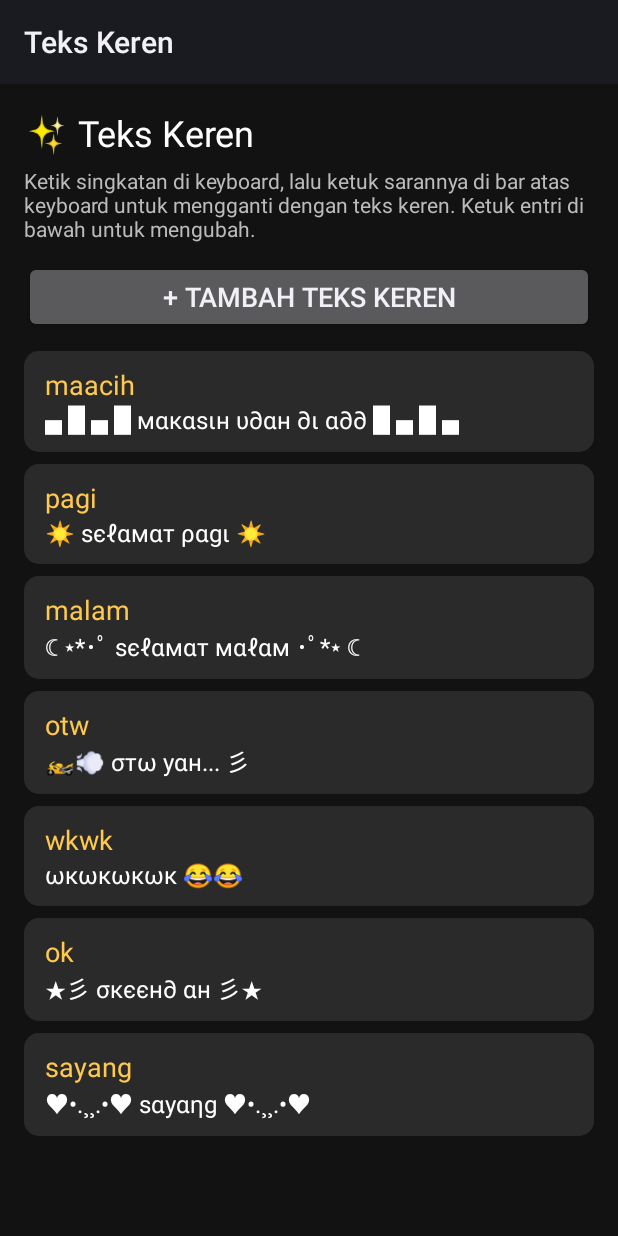
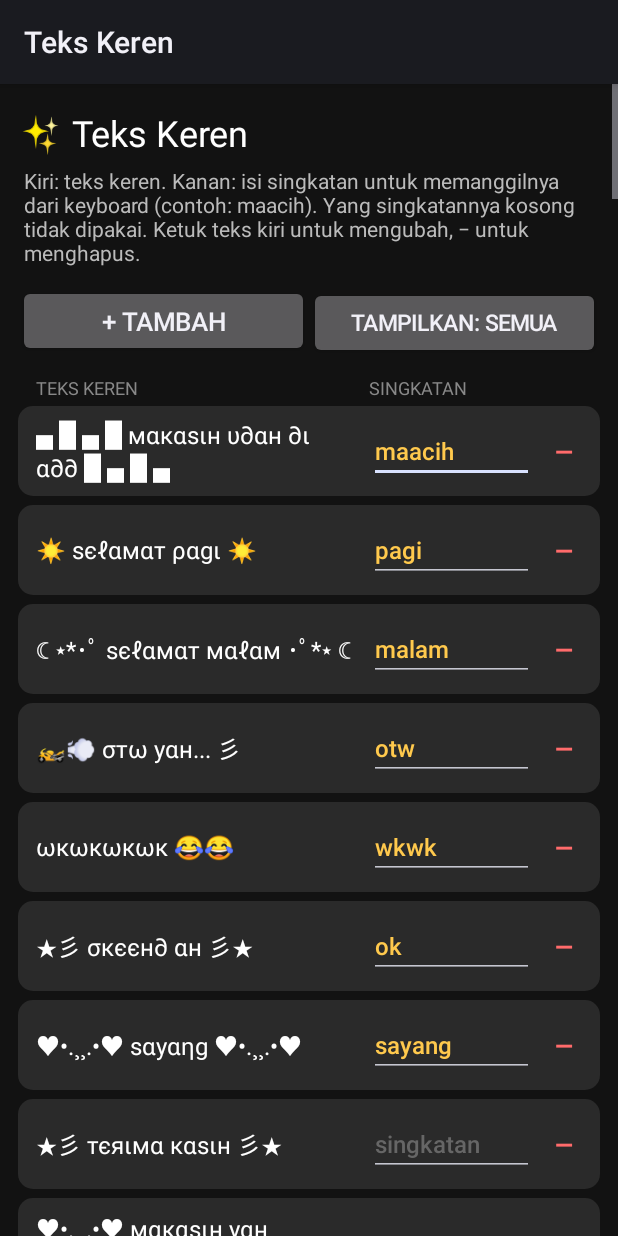
Before and after one commit to brot1994/BigKeyboard, an Android app: the screen it shows after launch (TextKerenActivity), after a tap on "✨ ATUR TEKS KEREN", on a phone screen of 412 x 824 dp. Run offline under Robolectric (Android 15) with nearby library versions, the phone set to English and light mode, and no system bars.

Commit message:
Teks Keren: 112 BBM-style templates, two-column table (text | shortcut) with + and − buttons
Co-Authored-By: Claude Opus 5.5 <noreply@anthropic.com>
Claude-Session: https://claude.ai/code/session_01CSYYccvsmZH6QnAhh43VQL

```diff
--- a/app/src/main/java/id/bram/bigkeyboard/BigKeyboardIME.kt
+++ b/app/src/main/java/id/bram/bigkeyboard/BigKeyboardIME.kt
@@ -235,7 +235,7 @@ class BigKeyboardIME : InputMethodService(), KeyboardView.OnKeyboardActionListen
         if (key.length < 2) return
 
         val matches = teksKeren
-            .filter { it.singkatan.startsWith(key) }
+            .filter { it.singkatan.isNotEmpty() && it.singkatan.startsWith(key) }
             .sortedWith(compareBy({ it.singkatan != key }, { it.singkatan.length }))
             .take(8)
         matches.forEach { item ->
--- /dev/null
+++ b/app/src/main/java/id/bram/bigkeyboard/TemplateKeren.kt
@@ -0,0 +1,142 @@
+package id.bram.bigkeyboard
+
+/**
+ * Kumpulan template "text keren" gaya zaman BBM.
+ * Masuk ke daftar Teks Keren tanpa singkatan; pengguna tinggal isi singkatan
+ * untuk yang disukai, dan hapus yang tidak disukai.
+ */
+object TemplateKeren {
+    val semua = listOf(
+        // --- Terima kasih ---
+        "▄ █ ▄ █ мαкαѕιн υ∂αн ∂ι α∂∂ █ ▄ █ ▄",
+        "★彡 тєяιмα кαѕιн 彡★",
+        "♥•.¸¸.•♥ мαкαѕιн уαн ♥•.¸¸.•♥",
+        "ᴍᴀᴋᴀsɪʜ ʙᴀɴʏᴀᴋ ʏᴀ 🙏✨",
+        "꧁ 𝓜𝓪𝓴𝓪𝓼𝓲𝓱 𝓑𝓪𝓷𝔂𝓪𝓴 ꧂",
+        "(っ◔◡◔)っ ♥ мααcιн ♥",
+        "✿ 𝕋𝕖𝕣𝕚𝕞𝕒 𝕂𝕒𝕤𝕚𝕙 ✿",
+        "ⓜⓐⓚⓐⓢⓘⓗ ⓑⓐⓝⓨⓐⓚ ♡",
+        "M4k451H y4h ^^,",
+        "»-(¯`·.·´¯)-> тнαηкѕ уα <-(¯`·.·´¯)-«",
+
+        // --- Salam & sapaan ---
+        "☀️ ѕєℓαмαт ραgι ☀️",
+        "☀ 𝓢𝓮𝓵𝓪𝓶𝓪𝓽 𝓟𝓪𝓰𝓲 ☀ ѕємαηgαт уα ♡",
+        "☕ ραgι... ηgσρι ∂υℓυ уυк ☕",
+        "🌤 ѕєℓαмαт ѕιαηg ѕємυα 🌤",
+        "🌇 ѕєℓαмαт ѕσяє ✨",
+        "☾ ⋆*･ﾟ ѕєℓαмαт мαℓαм ･ﾟ*⋆ ☾",
+        "🌙✨ ηιgнт ηιgнт... мιмρι ιη∂αн уα ✨🌙",
+        "꧁ 𝓖𝓸𝓸𝓭 𝓜𝓸𝓻𝓷𝓲𝓷𝓰 ꧂",
+        "꧁ 𝓖𝓸𝓸𝓭 𝓝𝓲𝓰𝓱𝓽 ꧂ 💤",
+        "нαℓσσ ѕємυααα ✋😁",
+        "Hy, aQuwH b4rU d1 4dD nIeh ^^",
+        "Pιηg!!! 📳",
+        "•°¯`•• Assalamu'alaikum ••´¯°•",
+        "☪ 𝓦𝓪'𝓪𝓵𝓪𝓲𝓴𝓾𝓶𝓼𝓼𝓪𝓵𝓪𝓶 ☪",
+        "🙏 мαтυℓ ѕυвαяαн... 🙏",
+
+        // --- Maaf ---
+        "(╥﹏╥) мααƒ уα... (╥﹏╥)",
+        "🙏 ᴍᴀᴀꜰ ʟᴀʜɪʀ ʙᴀᴛɪɴ 🙏",
+        "мααƒ вαяυ вαℓєѕ 🙏 тα∂ι ℓαgι ѕιвυк",
+        "M444f y4h, g4 m4KsUd ._.",
+        "꧁ 𝓜𝓪𝓪𝓯 𝓨𝓪 ꧂ 🙏",
+
+        // --- Ucapan ---
+        "🎂🎉 ʜᴀᴘᴘʏ ʙɪʀᴛʜᴅᴀʏ 🎉🎂",
+        "★彡 нв∂ уα! ωιѕн уσυ αℓℓ тнє вєѕт 彡★",
+        "🎁 ѕєℓαмαт υℓαηg тαнυη, ѕємσgα ѕєнαт ѕєℓαℓυ 🎁",
+        "꧁ 𝓗𝓪𝓹𝓹𝔂 𝓑𝓲𝓻𝓽𝓱𝓭𝓪𝔂 ꧂ 🎈",
+        "🌙✨ ѕєℓαмαт нαяι яαуα ι∂υℓ ƒιтяι, мσнση мααƒ ℓαнιя вαтιη ✨🌙",
+        "🕌 ѕєℓαмαт мєηυηαιкαη ιвα∂αн ρυαѕα 🕌",
+        "🎆 нαρρу ηєω уєαя 🎆",
+        "💐 ѕєℓαмαт уα, ιкυт ѕєηαηg 💐",
+        "🎓 ѕєℓαмαт αтαѕ кєℓυℓυѕαηηуα! 🎓",
+        "🤲 ѕємσgα ℓєкαѕ ѕємвυн уα 🤲",
+        "🤲 тυяυт вєя∂υкα ∂αи ѕємσgα ∂ιтαвαнкαη 🤲",
+        "👍 ѕємαηgαт уα!!! 💪🔥",
+
+        // --- OK / jawaban singkat ---
+        "★彡 σкєєн∂ αн 彡★",
+        "σкє ѕιαρ 👌",
+        "Siyaaap 86!! 👮",
+        "⚡ 𝐒𝐈𝐀𝐏 𝐋𝐀𝐊𝐒𝐀𝐍𝐀𝐊𝐀𝐍 ⚡",
+        "y0'i br0... 😎",
+        "αмαη тєякєη∂αℓι 👍",
+        "gα ραяαн 😏",
+        "мєℓυηcυя ✈️",
+        "🏍💨 σтω уαн... 彡",
+        "🚗💨 вєвєнтαя ℓαgι ∂ι jαℓαη",
+        "⏳ вєηтαя уα... ⏳",
+        "📵 ѕєвєηтαя, ℓαgι ѕιвυк",
+        "ᴏᴋᴇ ɴᴀɴᴛɪ ᴋᴀʙᴀʀɪɴ ʏᴀ 📲",
+
+        // --- Ketawa & ekspresi ---
+        "ωкωкωкωк 😂😂",
+        "ʜᴀʜᴀʜᴀʜᴀ 🤣🤣🤣",
+        "Wkwkwkwk... n9aKak ^0^",
+        "ƪ(˘⌣˘)ʃ asyiiik",
+        "\\(^o^)/ yeeeyyy",
+        "(◕‿◕) ѕєηуυм ∂σηg",
+        "(¬_¬) нмммм...",
+        "(°ロ°) ѕєяιυѕ??!",
+        "( ˘︹˘ ) вєтє...",
+        "(ノ°Д°)ノ︵ ┻━┻",
+        "┬─┬ ノ( ゜-゜ノ) ѕαвαя...",
+        "¯\\_(ツ)_/¯ gα тαυ",
+        "(｡•́︿•̀｡) ѕє∂ιн",
+        "😴💤 zzz... ηgαηтυк",
+        "o(≧▽≦)o сαкєρ!",
+        "(☞ﾟヮﾟ)☞ ѕιαρα тυн ☜(ﾟヮﾟ☜)",
+
+        // --- Galau & PM BBM ---
+        "...ℓg ηgяαѕα ѕη∂ιяι ∂ιтєηgαн кєяαмαιαη...",
+        "ʚ ѕєℓαℓυ α∂α нιкмαн ∂ιвαℓιк ѕємυα ɞ",
+        "»» вαнαgια ιтυ ѕє∂єянαηα ««",
+        "•°¯`•• вιαя нαтι уαηg вєякαтα ••´¯°•",
+        "~ ѕαвαя ιтυ ιℓмυ ~",
+        "★ ℓιƒє ιѕ ηєνєя ƒℓαт ★",
+        "▂ ▃ ▅ ▆ █ ησ ραιη ησ gαιη █ ▆ ▅ ▃ ▂",
+        "ᴅᴏɴ'ᴛ ᴊᴜᴅɢᴇ ᴍᴇ ✌",
+        "Ga AdA yG aBaDi ... ~",
+        "✌ ρєαcє, ℓσνє & υηιту ✌",
+        "👑 кιηg σƒ тнє яσα∂ 👑",
+        "꧁༒☬ 𝓑𝓻𝓪𝓶 ☬༒꧂",
+
+        // --- Cinta ---
+        "♥•.¸¸.•♥ ѕαуαηg ♥•.¸¸.•♥",
+        "ℓσνє уσυ ѕσ мυcн 💕",
+        "❤️ ι мιѕѕ уσυ ❤️",
+        "💌 кαηgєη ∂єєн...",
+        "♡ ᴍʏ ʟᴏᴠᴇ ♡",
+        "ℓσνє υ ᴛᴏ ᴛʜᴇ ᴍᴏᴏɴ & ʙᴀᴄᴋ 🌙",
+        "(っ˘з(˘⌣˘ ) 💕",
+        "♥ ♡ ♥ ♡ ♥ ♡ ♥",
+
+        // --- Kerja & keluarga ---
+        "📢 ιηƒσ ρєηтιηg уα gαηѕ!",
+        "⚠ 𝐒𝐀𝐅𝐄𝐓𝐘 𝐅𝐈𝐑𝐒𝐓 ⚠",
+        "👷 ѕαƒєту ƒιяѕт, кєяjα ηуαмαη ρυℓαηg ѕєℓαмαт 👷",
+        "✅ ѕυ∂αн ∂ιтєяιмα, тєяιмα кαѕιн 🙏",
+        "📌 ησтє: мσнση ∂ιcєк уα",
+        "🙏 мσнση ∂σα ∂αη ∂υкυηgαηηуα",
+        "🏠 ѕυ∂αн ѕαмραι яυмαн ✔",
+        "🍽 уυк мαкαη ∂υℓυ 🍽",
+        "☕ ηgσρι ∂υℓυ вιαя ηgαк ραηιк ☕",
+
+        // --- Pembatas & hiasan ---
+        "▄ █ ▄ █ ▄ █ ▄ █ ▄ █ ▄",
+        "▂ ▃ ▅ ▆ █ █ ▆ ▅ ▃ ▂",
+        "•°¯`••.¸¸.•°¯`••.¸¸.•°¯`••",
+        "★·.·´¯`·.·★ ★·.·´¯`·.·★",
+        "≈≈≈≈≈≈≈≈≈≈≈≈≈≈≈≈",
+        "✿ ❀ ✿ ❀ ✿ ❀ ✿ ❀ ✿",
+        "─── ⋆⋅☆⋅⋆ ───",
+        "꧁────── ✦ ──────꧂",
+        "▬▬▬▬▬▬▬▬▬▬▬▬",
+        "♪♫•*¨*•.¸¸♪♫•*¨*•.¸¸♪",
+        "◥◣◥◣◥◣◥◣◥◣◥◣",
+        "☆*:.｡.o(≧▽≦)o.｡.:*☆"
+    )
+}
--- a/app/src/main/java/id/bram/bigkeyboard/TextKeren.kt
+++ b/app/src/main/java/id/bram/bigkeyboard/TextKeren.kt
@@ -25,10 +25,23 @@ object TextKerenStore {
         TeksKeren("sayang", "♥•.¸¸.•♥ ѕαуαηg ♥•.¸¸.•♥")
     )
 
+    private const val KEY_TEMPLATE_VER = "template_ver"
+    private const val TEMPLATE_VER = 1
+
+    /** Tambahkan template yang belum ada (dibandingkan dari teksnya), tanpa singkatan. */
+    fun tambahTemplate(list: MutableList<TeksKeren>): Int {
+        val ada = list.map { it.teks }.toHashSet()
+        var n = 0
+        TemplateKeren.semua.forEach {
+            if (ada.add(it)) { list.add(TeksKeren("", it)); n++ }
+        }
+        return n
+    }
+
     fun load(context: Context): MutableList<TeksKeren> {
         val prefs = context.getSharedPreferences(PREFS, Context.MODE_PRIVATE)
-        val raw = prefs.getString(KEY, null) ?: return defaults.toMutableList()
-        return try {
+        val raw = prefs.getString(KEY, null)
+        val list = if (raw == null) defaults.toMutableList() else try {
             val arr = JSONArray(raw)
             MutableList(arr.length()) { i ->
                 val o = arr.getJSONObject(i)
@@ -37,6 +50,13 @@ object TextKerenStore {
         } catch (e: Exception) {
             defaults.toMutableList()
         }
+        // Sekali saja: masukkan kumpulan template (juga untuk yang sudah pernah menyimpan).
+        if (prefs.getInt(KEY_TEMPLATE_VER, 0) < TEMPLATE_VER) {
+            tambahTemplate(list)
+            save(context, list)
+            prefs.edit().putInt(KEY_TEMPLATE_VER, TEMPLATE_VER).apply()
+        }
+        return list
     }
 
     fun save(context: Context, list: List<TeksKeren>) {
--- a/app/src/main/java/id/bram/bigkeyboard/TextKerenActivity.kt
+++ b/app/src/main/java/id/bram/bigkeyboard/TextKerenActivity.kt
@@ -26,13 +26,15 @@ class TextKerenActivity : Activity() {
 
     private fun dp(v: Int) = (v * resources.displayMetrics.density).toInt()
 
+    private var aktifSaja = false
+
     override fun onCreate(savedInstanceState: Bundle?) {
         super.onCreate(savedInstanceState)
         entries = TextKerenStore.load(this)
 
         val root = LinearLayout(this).apply {
             orientation = LinearLayout.VERTICAL
-            setPadding(dp(16), dp(16), dp(16), dp(16))
+            setPadding(dp(12), dp(16), dp(12), dp(16))
             setBackgroundColor(0xFF121212.toInt())
         }
 
@@ -42,23 +44,56 @@ class TextKerenActivity : Activity() {
             setTextColor(Color.WHITE)
         })
         root.addView(TextView(this).apply {
-            text = "Ketik singkatan di keyboard, lalu ketuk sarannya di bar atas keyboard " +
-                "untuk mengganti dengan teks keren. Ketuk entri di bawah untuk mengubah."
+            text = "Kiri: teks keren. Kanan: isi singkatan untuk memanggilnya dari keyboard " +
+                "(contoh: maacih). Yang singkatannya kosong tidak dipakai. " +
+                "Ketuk teks kiri untuk mengubah, − untuk menghapus."
             textSize = 14f
             setTextColor(0xFFBBBBBB.toInt())
-            setPadding(0, dp(6), 0, dp(12))
-        })
-        root.addView(Button(this).apply {
-            text = "+ Tambah Teks Keren"
-            textSize = 18f
-            setOnClickListener { showEditor(-1) }
+            setPadding(dp(4), dp(6), dp(4), dp(12))
         })
 
-        listContainer = LinearLayout(this).apply {
-            orientation = LinearLayout.VERTICAL
-            setPadding(0, dp(12), 0, 0)
+        val tombolAtas = LinearLayout(this).apply { orientation = LinearLayout.HORIZONTAL }
+        tombolAtas.addView(Button(this).apply {
+            text = "+ Tambah"
+            textSize = 17f
+            setOnClickListener { showEditor(-1) }
+        }, LinearLayout.LayoutParams(0, ViewGroup.LayoutParams.WRAP_CONTENT, 1f))
+        tombolAtas.addView(Button(this).apply {
+            fun label() { text = if (aktifSaja) "Tampilkan: aktif" else "Tampilkan: semua" }
+            label()
+            textSize = 15f
+            setOnClickListener { aktifSaja = !aktifSaja; label(); renderList() }
+        }, LinearLayout.LayoutParams(0, ViewGroup.LayoutParams.WRAP_CONTENT, 1f))
+        root.addView(tombolAtas)
+
+        // Judul kolom
+        val judul = LinearLayout(this).apply {
+            orientation = LinearLayout.HORIZONTAL
+            setPadding(dp(12), dp(12), dp(4), dp(4))
         }
+        judul.addView(TextView(this).apply {
+            text = "TEKS KEREN"; textSize = 12f; setTextColor(0xFF888888.toInt())
+        }, LinearLayout.LayoutParams(0, ViewGroup.LayoutParams.WRAP_CONTENT, 1f))
+        judul.addView(TextView(this).apply {
+            text = "SINGKATAN"; textSize = 12f; setTextColor(0xFF888888.toInt())
+        }, LinearLayout.LayoutParams(dp(150), ViewGroup.LayoutParams.WRAP_CONTENT))
+        root.addView(judul)
+
+        listContainer = LinearLayout(this).apply { orientation = LinearLayout.VERTICAL }
         root.addView(listContainer)
+
+        root.addView(Button(this).apply {
+            text = "Pulihkan template bawaan yang terhapus"
+            textSize = 14f
+            setOnClickListener {
+                val n = TextKerenStore.tambahTemplate(entries)
+                TextKerenStore.save(this@TextKerenActivity, entries)
+                renderList()
+                toast(if (n == 0) "Semua template masih ada" else "$n template dipulihkan")
+            }
+        }, LinearLayout.LayoutParams(
+            ViewGroup.LayoutParams.MATCH_PARENT, ViewGroup.LayoutParams.WRAP_CONTENT
+        ).apply { topMargin = dp(16) })
 
         val scroll = ScrollView(this).apply { setBackgroundColor(0xFF121212.toInt()) }
         scroll.addView(root)
@@ -68,36 +103,82 @@ class TextKerenActivity : Activity() {
 
     private fun renderList() {
         listContainer.removeAllViews()
-        if (entries.isEmpty()) {
+        val tampil = entries.withIndex().filter { !aktifSaja || it.value.singkatan.isNotEmpty() }
+        if (tampil.isEmpty()) {
             listContainer.addView(TextView(this).apply {
-                text = "Belum ada teks keren."
+                text = if (aktifSaja) "Belum ada yang diberi singkatan." else "Belum ada teks keren."
                 setTextColor(0xFF888888.toInt())
+                setPadding(dp(12), dp(12), 0, 0)
             })
         }
-        entries.forEachIndexed { i, e ->
-            val card = LinearLayout(this).apply {
-                orientation = LinearLayout.VERTICAL
-                setPadding(dp(14), dp(10), dp(14), dp(10))
+        tampil.forEach { (i, e) ->
+            val row = LinearLayout(this).apply {
+                orientation = LinearLayout.HORIZONTAL
+                gravity = android.view.Gravity.CENTER_VERTICAL
+                setPadding(dp(12), dp(8), dp(4), dp(8))
                 background = GradientDrawable().apply {
                     cornerRadius = dp(10).toFloat()
                     setColor(0xFF2A2A2A.toInt())
                 }
                 layoutParams = LinearLayout.LayoutParams(
                     ViewGroup.LayoutParams.MATCH_PARENT, ViewGroup.LayoutParams.WRAP_CONTENT
-                ).apply { bottomMargin = dp(8) }
-                setOnClickListener { showEditor(i) }
+                ).apply { bottomMargin = dp(6) }
             }
-            card.addView(TextView(this).apply {
-                text = e.singkatan
-                textSize = 18f
-                setTextColor(0xFFFFC94D.toInt())
-            })
-            card.addView(TextView(this).apply {
+
+            // Kiri: teks keren (ketuk untuk ubah)
+            row.addView(TextView(this).apply {
                 text = e.teks
                 textSize = 16f
                 setTextColor(Color.WHITE)
+                setPadding(0, 0, dp(8), 0)
+                setOnClickListener { showEditor(i) }
+            }, LinearLayout.LayoutParams(0, ViewGroup.LayoutParams.WRAP_CONTENT, 1f))
+
+            // Kanan: singkatan (langsung tersimpan saat diketik)
+            val input = EditText(this).apply {
+                setText(e.singkatan)
+                hint = "singkatan"
+                setSingleLine()
+                textSize = 16f
+                setTextColor(0xFFFFC94D.toInt())
+                setHintTextColor(0xFF666666.toInt())
+                inputType = android.text.InputType.TYPE_CLASS_TEXT or
+                    android.text.InputType.TYPE_TEXT_FLAG_NO_SUGGESTIONS
+            }
+            input.addTextChangedListener(object : TextWatcher {
+                override fun beforeTextChanged(s: CharSequence?, a: Int, b: Int, c: Int) {}
+                override fun onTextChanged(s: CharSequence?, a: Int, b: Int, c: Int) {}
+                override fun afterTextChanged(s: Editable?) {
+                    val k = s.toString().trim().lowercase()
+                    when {
+                        k.contains(' ') -> input.error = "Tanpa spasi"
+                        k.isNotEmpty() && entries.withIndex()
+                            .any { it.index != i && it.value.singkatan == k } ->
+                            input.error = "Sudah dipakai"
+                        else -> {
+                            input.error = null
+                            entries[i] = entries[i].copy(singkatan = k)
+                            TextKerenStore.save(this@TextKerenActivity, entries)
+                        }
+                    }
+                }
             })
-            listContainer.addView(card)
+            row.addView(input, LinearLayout.LayoutParams(dp(110), ViewGroup.LayoutParams.WRAP_CONTENT))
+
+            // Tombol hapus
+            row.addView(TextView(this).apply {
+                text = "−"
+                textSize = 26f
+                setTextColor(0xFFFF6B6B.toInt())
+                gravity = android.view.Gravity.CENTER
+                setOnClickListener {
+                    entries.removeAt(i)
+                    TextKerenStore.save(this@TextKerenActivity, entries)
+                    renderList()
+                }
+            }, LinearLayout.LayoutParams(dp(40), dp(44)))
+
+            listContainer.addView(row)
         }
     }
 
@@ -113,7 +194,7 @@ class TextKerenActivity : Activity() {
         }
 
         val inKey = EditText(this).apply {
-            hint = "contoh: maacih"
+            hint = "contoh: maacih (boleh kosong)"
             setSingleLine()
             setText(existing?.singkatan ?: "")
         }
@@ -200,10 +281,10 @@ class TextKerenActivity : Activity() {
                 val k = inKey.text.toString().trim().lowercase()
                 val t = inText.text.toString()
                 when {
-                    k.isEmpty() || k.contains(' ') ->
+                    k.contains(' ') ->
                         toast("Singkatan harus satu kata, tanpa spasi")
                     t.isBlank() -> toast("Teks keren masih kosong")
-                    entries.withIndex().any { it.index != index && it.value.singkatan == k } ->
+                    k.isNotEmpty() && entries.withIndex().any { it.index != index && it.value.singkatan == k } ->
                         toast("Singkatan \"$k\" sudah dipakai")
                     else -> {
                         val item = TeksKeren(k, t)
```
